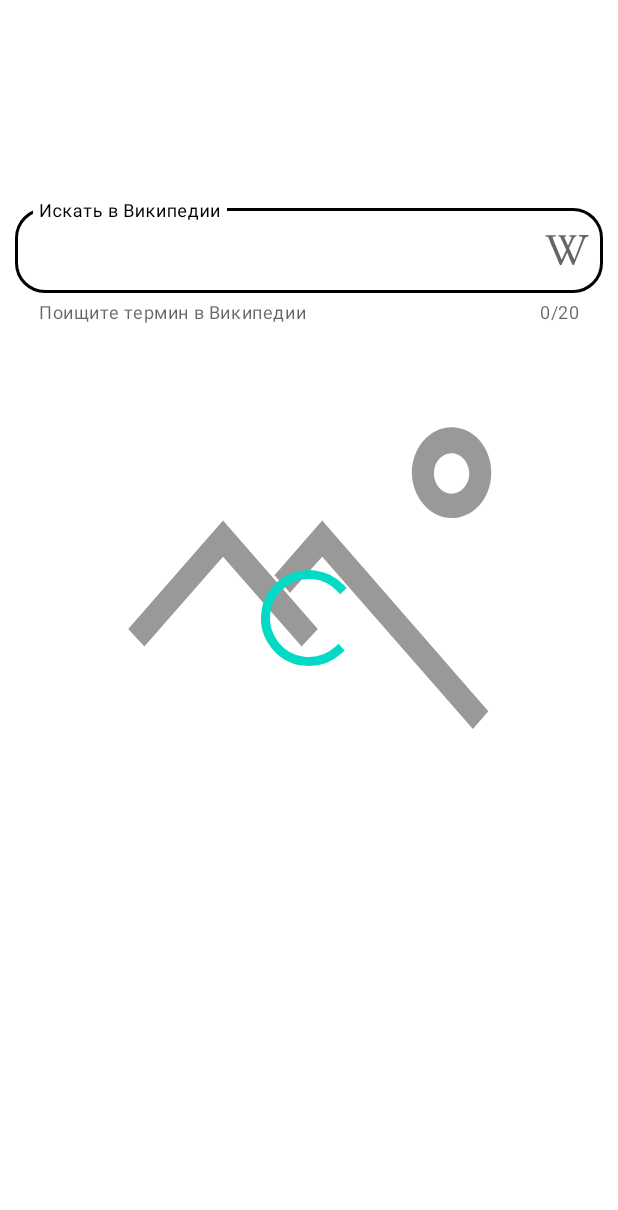
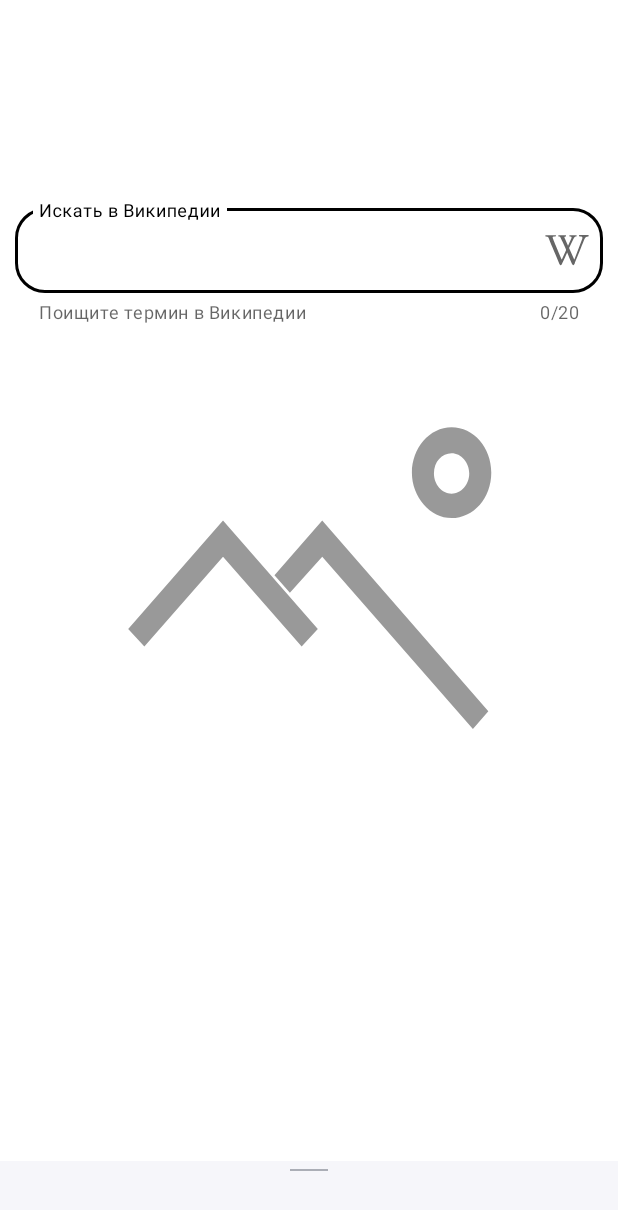
Before and after one commit to MMN95/AndroidMaterialDesign, an Android app: the layout fragment_main.xml on its own in the app's theme, with its tools: preview values and no code run, on a phone screen of 412 x 824 dp. Shown: the top 1210 px of the screen. Run offline under Robolectric (Android 15) with nearby library versions, the phone set to English and light mode, and no system bars.

Commit message:
-Добавлен BottomSheet и его обработка в коде

```diff
--- a/app/src/main/java/ru/mmn/androidmaterialdesign/view/picture/PODFragment.kt
+++ b/app/src/main/java/ru/mmn/androidmaterialdesign/view/picture/PODFragment.kt
@@ -7,19 +7,23 @@
 import android.view.View
 import android.view.ViewGroup
 import android.widget.Toast
+import androidx.constraintlayout.widget.ConstraintLayout
 import androidx.fragment.app.Fragment
 import androidx.lifecycle.Observer
 import androidx.lifecycle.ViewModelProvider
 import coil.api.load
+import com.google.android.material.bottomsheet.BottomSheetBehavior
 import ru.mmn.androidmaterialdesign.R
 import ru.mmn.androidmaterialdesign.databinding.FragmentMainBinding
 import ru.mmn.androidmaterialdesign.hide
+import ru.mmn.androidmaterialdesign.repository.PODServerResponseData
 import ru.mmn.androidmaterialdesign.show
 import ru.mmn.androidmaterialdesign.viewmodel.PODData
 import ru.mmn.androidmaterialdesign.viewmodel.PODViewModel
 
 class PODFragment : Fragment() {
 
+    private lateinit var bottomSheetBehavior: BottomSheetBehavior<ConstraintLayout>
     private var _binding: FragmentMainBinding? = null
     val binding: FragmentMainBinding
         get() {
@@ -46,9 +50,28 @@
         binding.inputLayout.setEndIconOnClickListener {
             startActivity(Intent(Intent.ACTION_VIEW).apply {
                 data = Uri.parse("https://en.wikipedia.org/wiki/${binding.inputEditText.text.toString()}")
-
             })
         }
+        bottomSheetBehavior = BottomSheetBehavior.from(binding.bottomSheetLayoutInclude.bottomSheetContainer)
+        bottomSheetBehavior.state = BottomSheetBehavior.STATE_COLLAPSED
+        bottomSheetBehavior.addBottomSheetCallback(object :
+            BottomSheetBehavior.BottomSheetCallback() {
+            override fun onStateChanged(bottomSheet: View, newState: Int) { //FIXME
+                when (newState) {
+                    BottomSheetBehavior.STATE_DRAGGING -> Toast.makeText(context, "Dragging", Toast.LENGTH_SHORT).show()
+                    BottomSheetBehavior.STATE_COLLAPSED -> Toast.makeText(context, "Collapsed", Toast.LENGTH_SHORT).show()
+                    BottomSheetBehavior.STATE_EXPANDED -> binding.bottomSheetLayoutInclude.bottomSheetDescriptionHeader
+                    BottomSheetBehavior.STATE_HALF_EXPANDED -> Toast.makeText(context, "Half-expanded", Toast.LENGTH_SHORT).show()
+                    BottomSheetBehavior.STATE_HIDDEN -> Toast.makeText(context, "Hidden", Toast.LENGTH_SHORT).show()
+                    BottomSheetBehavior.STATE_SETTLING -> Toast.makeText(context, "Settling", Toast.LENGTH_SHORT).show()
+                }
+            }
+
+            override fun onSlide(bottomSheet: View, slideOffset: Float) { //FIXME
+            }
+        })
+
+
     }
 
     private fun renderData(data: PODData) {
@@ -57,10 +80,10 @@
                 Toast.makeText(context, data.error.message, Toast.LENGTH_LONG).show()
             }
             is PODData.Loading -> {
-                binding.loadingLayout.show()
+                binding.loadingLayoutInclude.loadingLayout.show()
             }
             is PODData.Success -> {
-                binding.loadingLayout.hide()
+                binding.loadingLayoutInclude.loadingLayout.hide()
                 binding.imageView.load(data.serverResponseData.url) {
                     error(R.drawable.ic_load_error_vector)
                 }
--- /dev/null
+++ b/app/src/main/res/layout/bottom_sheet_layout.xml
@@ -0,0 +1,46 @@
+<?xml version="1.0" encoding="utf-8"?>
+<androidx.constraintlayout.widget.ConstraintLayout xmlns:android="http://schemas.android.com/apk/res/android"
+    xmlns:app="http://schemas.android.com/apk/res-auto"
+    xmlns:tools="http://schemas.android.com/tools"
+    android:id="@+id/bottom_sheet_container"
+    android:layout_width="match_parent"
+    android:layout_height="match_parent"
+    android:background="#f6f6fa"
+    app:behavior_hideable="true"
+    app:behavior_peekHeight="50dp"
+    app:layout_behavior="com.google.android.material.bottomsheet.BottomSheetBehavior">
+
+    <View
+        android:id="@+id/bottom_sheet_line"
+        android:layout_width="25dp"
+        android:layout_height="1dp"
+        android:layout_marginTop="5dp"
+        android:background="#663b4351"
+        app:layout_constraintEnd_toEndOf="parent"
+        app:layout_constraintStart_toStartOf="parent"
+        app:layout_constraintTop_toTopOf="parent" />
+
+    <TextView
+        android:id="@+id/bottom_sheet_description_header"
+        android:layout_width="wrap_content"
+        android:layout_height="wrap_content"
+        android:layout_marginTop="5dp"
+        android:paddingStart="10dp"
+        android:paddingEnd="10dp"
+        android:textColor="#000"
+        android:textStyle="bold"
+        app:layout_constraintEnd_toEndOf="parent"
+        app:layout_constraintStart_toStartOf="parent"
+        app:layout_constraintTop_toBottomOf="@+id/bottom_sheet_line" />
+
+    <TextView
+        android:id="@+id/bottom_sheet_description"
+        android:layout_width="wrap_content"
+        android:layout_height="wrap_content"
+        android:paddingStart="10dp"
+        android:paddingEnd="10dp"
+        app:layout_constraintEnd_toEndOf="parent"
+        app:layout_constraintStart_toStartOf="parent"
+        app:layout_constraintTop_toBottomOf="@+id/bottom_sheet_description_header"
+        tools:text="This lovely starfield spans some four full moons." />
+</androidx.constraintlayout.widget.ConstraintLayout>
--- a/app/src/main/res/layout/fragment_main.xml
+++ b/app/src/main/res/layout/fragment_main.xml
@@ -1,11 +1,16 @@
 <?xml version="1.0" encoding="utf-8"?>
-<androidx.constraintlayout.widget.ConstraintLayout xmlns:android="http://schemas.android.com/apk/res/android"
+<androidx.coordinatorlayout.widget.CoordinatorLayout xmlns:android="http://schemas.android.com/apk/res/android"
     xmlns:app="http://schemas.android.com/apk/res-auto"
-    xmlns:tools="http://schemas.android.com/tools"
+    android:layout_width="match_parent"
+    android:layout_height="match_parent"
+    xmlns:tools="http://schemas.android.com/tools">
+
+    <androidx.constraintlayout.widget.ConstraintLayout
         android:id="@+id/main"
         android:layout_width="match_parent"
         android:layout_height="match_parent"
-    android:padding="10dp">
+        android:paddingStart="10dp"
+        android:paddingEnd="10dp">
 
         <com.google.android.material.textfield.TextInputLayout
             android:id="@+id/input_layout"
@@ -19,10 +24,11 @@
             app:layout_constraintStart_toStartOf="parent">
 
             <com.google.android.material.textfield.TextInputEditText
-            android:textCursorDrawable="@null"
                 android:id="@+id/input_edit_text"
                 android:layout_width="match_parent"
-            android:layout_height="wrap_content"/>
+                android:layout_height="wrap_content"
+                android:inputType="text"
+                android:textCursorDrawable="@null"/>
         </com.google.android.material.textfield.TextInputLayout>
 
         <ru.mmn.androidmaterialdesign.utils.CustomImageView
@@ -36,18 +42,10 @@
             app:layout_constraintStart_toStartOf="parent"
             app:layout_constraintTop_toTopOf="parent"
             app:srcCompat="@drawable/ic_no_photo_vector" />
+    </androidx.constraintlayout.widget.ConstraintLayout>
 
-    <FrameLayout
-        android:id="@+id/loadingLayout"
-        android:layout_width="match_parent"
-        android:layout_height="match_parent"
-        android:visibility="gone"
-        tools:visibility="visible">
+    <include android:id="@+id/bottomSheetLayoutInclude" layout="@layout/bottom_sheet_layout" />
+    <include android:id="@+id/loadingLayoutInclude" layout="@layout/loading_layout"/>
 
-        <ProgressBar
-            style="?android:attr/progressBarStyleLarge"
-            android:layout_width="wrap_content"
-            android:layout_height="wrap_content"
-            android:layout_gravity="center" />
-    </FrameLayout>
-</androidx.constraintlayout.widget.ConstraintLayout>
+
+</androidx.coordinatorlayout.widget.CoordinatorLayout>
```
Lines whose indentation alone changed are shown as unchanged.
